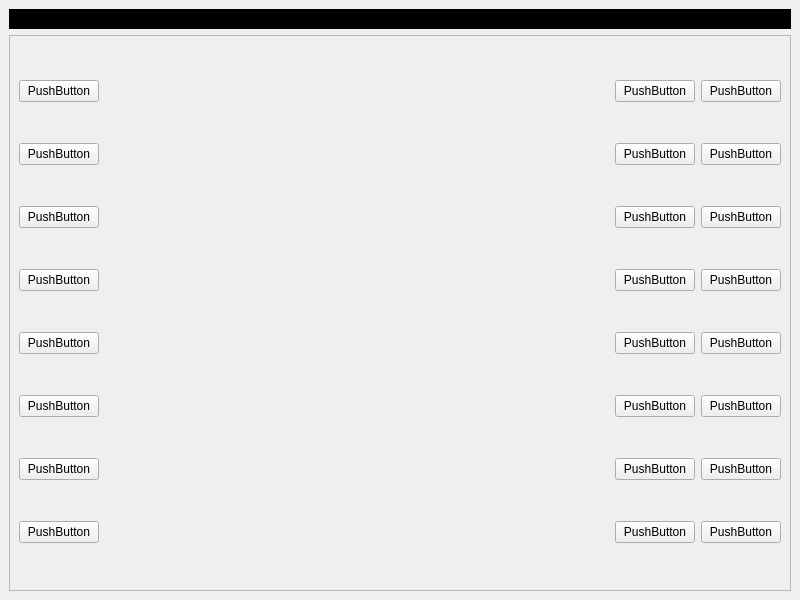
Old version of the form mainwindow.ui in the repository NOMAD1992/qtmenu.
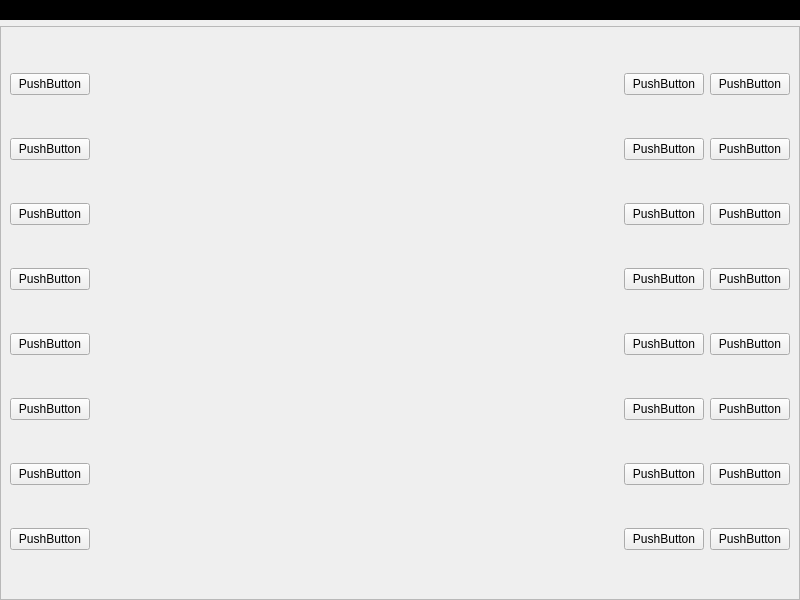
New version of the form.

What changed in the file:
```diff
--- a/mainwindow.ui
+++ b/mainwindow.ui
@@ -15,6 +15,18 @@
   </property>
   <widget class="QWidget" name="centralwidget">
    <layout class="QVBoxLayout" name="verticalLayout" stretch="0,1">
+    <property name="leftMargin">
+     <number>0</number>
+    </property>
+    <property name="topMargin">
+     <number>0</number>
+    </property>
+    <property name="rightMargin">
+     <number>0</number>
+    </property>
+    <property name="bottomMargin">
+     <number>0</number>
+    </property>
     <item>
      <widget class="QFrame" name="fMenuBar">
       <property name="styleSheet">
```
